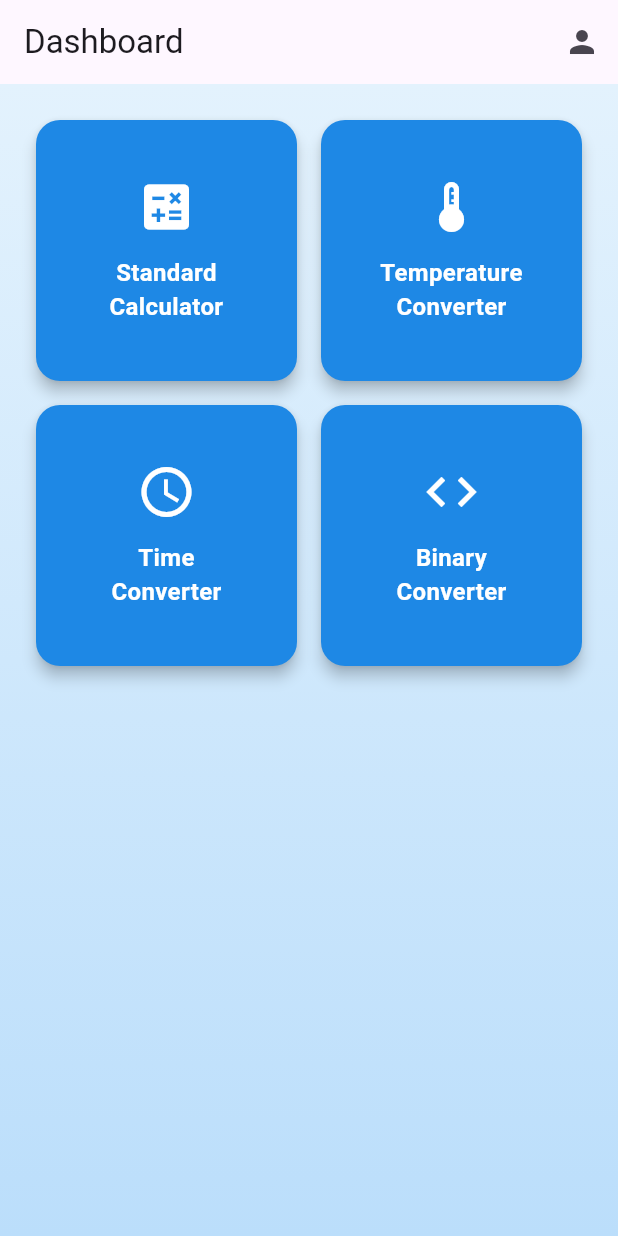
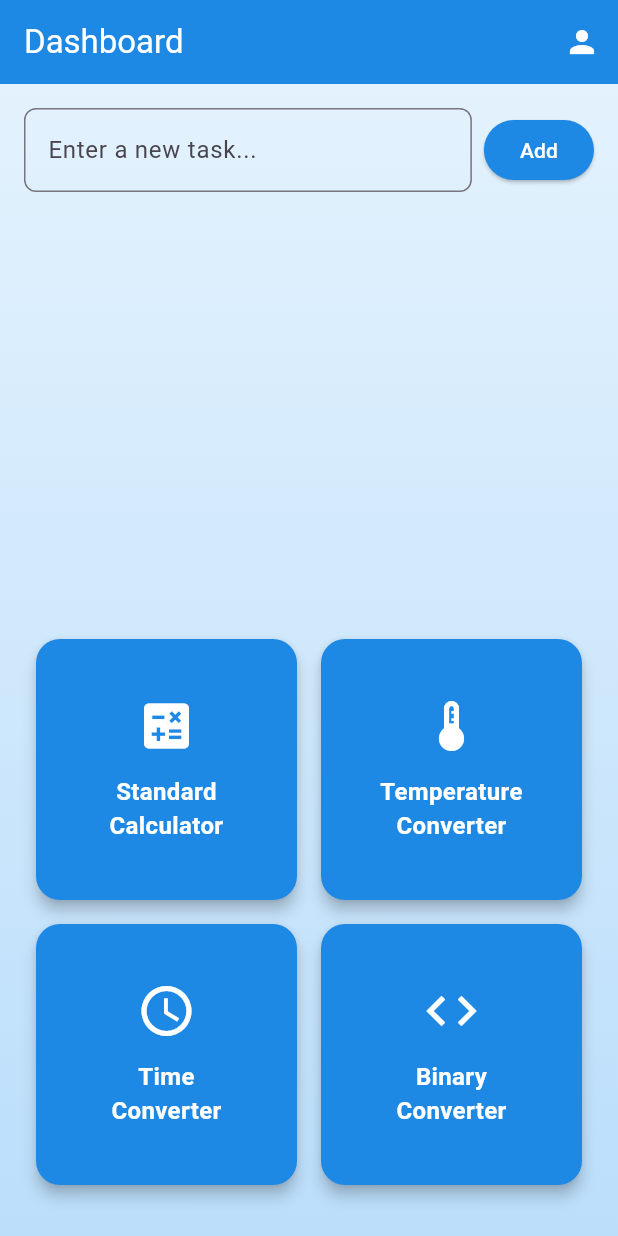
Before and after one commit to AryaSeptiaputra/YongCalculator, a Flutter app: the screen it shows after launch, on a phone screen of 412 x 824 dp. Run offline on Flutter 3.47's test engine with Material 3 defaults, Android fonts, the phone set to English and light mode, and no system bars; our stand-ins replace math_expressions.

Commit message:
last commit

```diff
--- a/lib/screens/calculator.dart
+++ b/lib/screens/calculator.dart
@@ -80,7 +80,7 @@ class _CalculatorScreenState extends State<CalculatorScreen> {
   @override
   Widget build(BuildContext context) {
     return Scaffold(
-      appBar: AppBar(title: Text('Calculator')),
+      appBar: AppBar(title: Text('Standard Calculator')),
       body: Container(
         decoration: BoxDecoration(
           gradient: LinearGradient(
--- a/lib/screens/dashboard.dart
+++ b/lib/screens/dashboard.dart
@@ -5,7 +5,16 @@ import 'calculator.dart';
 import 'time_converter.dart';
 import 'binary_converter.dart';
 
-class Dashboard extends StatelessWidget {
+class Dashboard extends StatefulWidget {
+  @override
+  _DashboardState createState() => _DashboardState();
+}
+
+class _DashboardState extends State<Dashboard> {
+  final TextEditingController _taskController = TextEditingController();
+  final List<String> _tasks = [];
+  final FocusNode _taskFocusNode = FocusNode(); // FocusNode to manage focus
+
   Widget _buildMenuItem({
     required String title,
     required IconData icon,
@@ -15,7 +24,7 @@ class Dashboard extends StatelessWidget {
     return Container(
       margin: EdgeInsets.all(8),
       child: Material(
-        color: color,
+        color: color,  // Using widget color (blue shades)
         borderRadius: BorderRadius.circular(16),
         elevation: 4,
         child: InkWell(
@@ -45,14 +54,34 @@ class Dashboard extends StatelessWidget {
     );
   }
 
+  void _addTask() {
+    if (_taskController.text.isNotEmpty) {
+      setState(() {
+        _tasks.add(_taskController.text);
+        _taskController.clear();
+        _taskFocusNode.unfocus(); // Remove focus from the TextField
+      });
+    }
+  }
+
+  void _removeTask(int index) {
+    setState(() {
+      _tasks.removeAt(index);
+    });
+  }
+
   @override
   Widget build(BuildContext context) {
     return Scaffold(
       appBar: AppBar(
-        title: Text('Dashboard'),
+        title: Text(
+          'Dashboard',
+          style: TextStyle(color: Colors.white), // Set text color to white
+        ),
+        backgroundColor: Colors.blue[600], // Update AppBar color to match the widget color
         actions: [
           IconButton(
-            icon: Icon(Icons.person),
+            icon: Icon(Icons.person, color: Colors.white), // Set icon color to white
             onPressed: () => Navigator.push(
               context,
               MaterialPageRoute(builder: (context) => ProfileScreen()),
@@ -60,23 +89,87 @@ class Dashboard extends StatelessWidget {
           ),
         ],
       ),
-      body: Container(
+      body: GestureDetector(
+        onTap: () {
+          // Dismiss keyboard if user taps anywhere outside the TextField
+          _taskFocusNode.unfocus();
+        },
+        child: Container(
           decoration: BoxDecoration(
             gradient: LinearGradient(
               begin: Alignment.topCenter,
               end: Alignment.bottomCenter,
-            colors: [Colors.blue[50]!, Colors.blue[100]!],
+              colors: [Colors.blue[50]!, Colors.blue[100]!], // Blue gradient
             ),
           ),
           child: Padding(
             padding: EdgeInsets.all(16),
+            child: Column(
+              children: [
+                // To-Do List input and button
+                Row(
+                  children: [
+                    Expanded(
+                      child: TextField(
+                        controller: _taskController,
+                        focusNode: _taskFocusNode, // Attach FocusNode
+                        decoration: InputDecoration(
+                          hintText: 'Enter a new task...',
+                          border: OutlineInputBorder(
+                            borderRadius: BorderRadius.circular(8),
+                          ),
+                        ),
+                        onSubmitted: (value) {
+                          _addTask(); // Add task on Enter key press
+                        },
+                      ),
+                    ),
+                    SizedBox(width: 8),
+                    ElevatedButton(
+                      onPressed: _addTask,
+                      style: ElevatedButton.styleFrom(
+                        backgroundColor: Colors.blue[600], // Blue button color
+                        foregroundColor: Colors.white, // White text color
+                      ),
+                      child: Text('Add'),
+                    ),
+                  ],
+                ),
+                SizedBox(height: 20),
+
+                // Display list of tasks with limited height
+                SizedBox(
+                  height: 250, // Limit height to fit 5 rows approximately
+                  child: Scrollbar(
+                    child: ListView.builder(
+                      itemCount: _tasks.length,
+                      itemBuilder: (context, index) {
+                        return Card(
+                          margin: EdgeInsets.symmetric(vertical: 4),
+                          child: ListTile(
+                            title: Text(_tasks[index]),
+                            trailing: IconButton(
+                              icon: Icon(Icons.delete, color: Colors.red),
+                              onPressed: () => _removeTask(index),
+                            ),
+                          ),
+                        );
+                      },
+                    ),
+                  ),
+                ),
+
+                SizedBox(height: 20),
+
+                // Grid of buttons
+                Expanded(
                   child: GridView.count(
                     crossAxisCount: 2,
                     children: [
                       _buildMenuItem(
                         title: 'Standard\nCalculator',
                         icon: Icons.calculate,
-                color: Colors.blue[600]!,
+                        color: Colors.blue[600]!, // Blue color for buttons
                         onTap: () => Navigator.push(
                           context,
                           MaterialPageRoute(builder: (context) => CalculatorScreen()),
@@ -85,7 +178,7 @@ class Dashboard extends StatelessWidget {
                       _buildMenuItem(
                         title: 'Temperature\nConverter',
                         icon: Icons.thermostat,
-                color: Colors.blue[600]!,
+                        color: Colors.blue[600]!, // Blue color for buttons
                         onTap: () => Navigator.push(
                           context,
                           MaterialPageRoute(builder: (context) => TemperatureConverterScreen()),
@@ -94,7 +187,7 @@ class Dashboard extends StatelessWidget {
                       _buildMenuItem(
                         title: 'Time\nConverter',
                         icon: Icons.access_time,
-                color: Colors.blue[600]!,
+                        color: Colors.blue[600]!, // Blue color for buttons
                         onTap: () => Navigator.push(
                           context,
                           MaterialPageRoute(builder: (context) => TimeConverterScreen()),
@@ -103,16 +196,27 @@ class Dashboard extends StatelessWidget {
                       _buildMenuItem(
                         title: 'Binary\nConverter',
                         icon: Icons.code,
-                color: Colors.blue[600]!,
+                        color: Colors.blue[600]!, // Blue color for buttons
                         onTap: () => Navigator.push(
                           context,
-                  MaterialPageRoute(builder: (context) => BinaryConverterScreen()), // Navigasi ke layar Binary Converter
+                          MaterialPageRoute(builder: (context) => BinaryConverterScreen()),
+                        ),
+                      ),
+                    ],
                   ),
                 ),
               ],
             ),
           ),
         ),
+      ),
     );
   }
+
+  @override
+  void dispose() {
+    _taskController.dispose();
+    _taskFocusNode.dispose(); // Dispose FocusNode
+    super.dispose();
   }
+}
```
Lines whose indentation alone changed are shown as unchanged.
